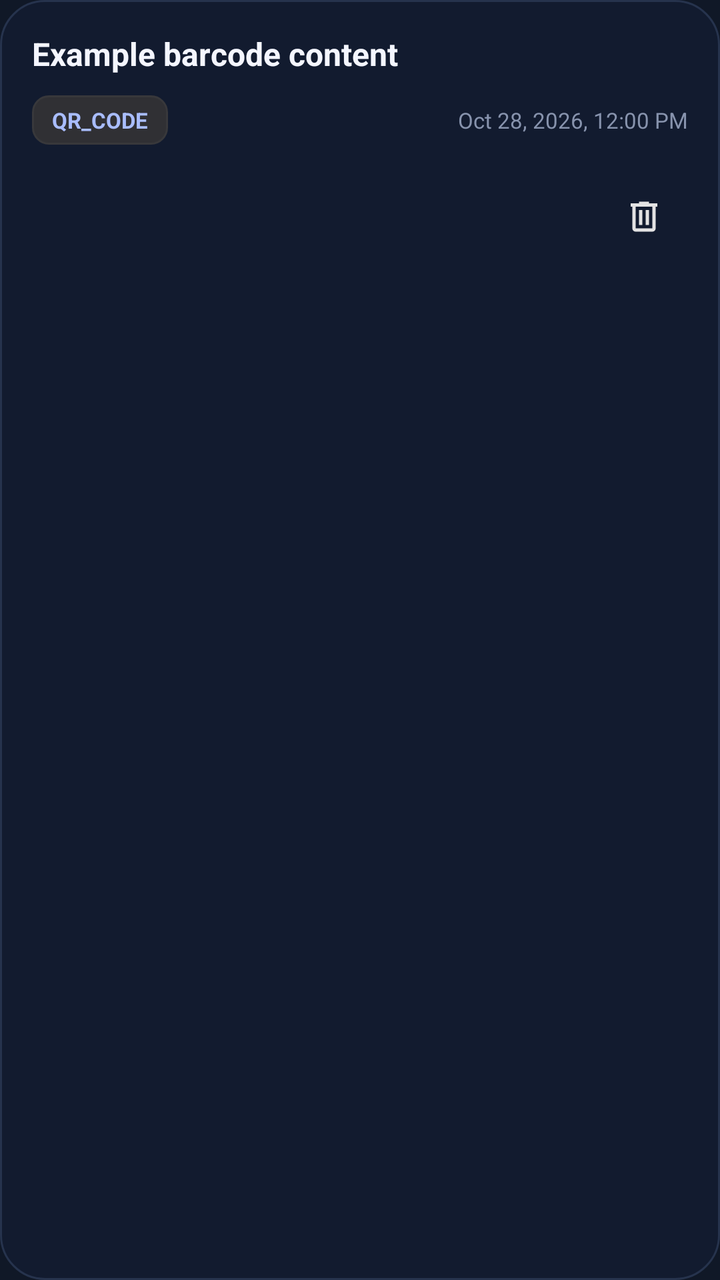
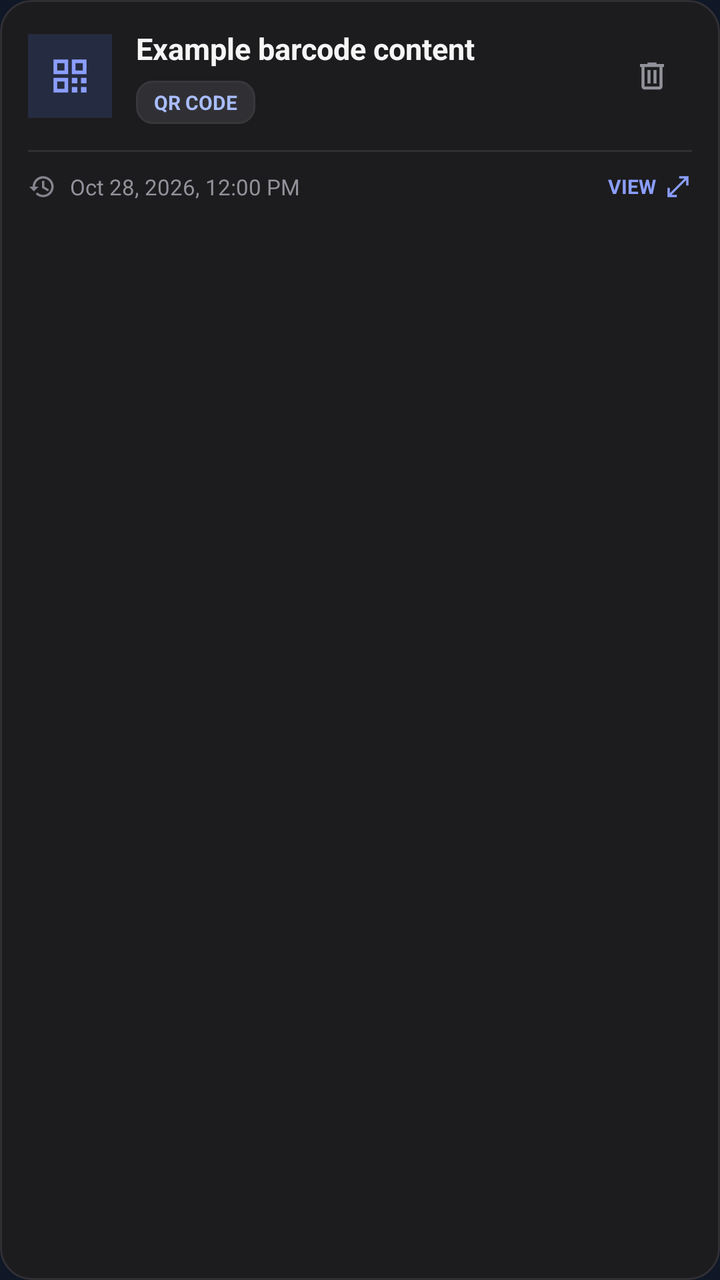

Compare the two renders of this Android layout. The source of the first and the diff that turns it into the second are given below.
<!-- AndroidManifest.xml: application theme Theme.BarLineX -->
<!-- res/layout/item_saved_barcode.xml -->
<?xml version="1.0" encoding="utf-8"?>
<LinearLayout xmlns:android="http://schemas.android.com/apk/res/android"
    android:layout_width="match_parent"
    android:layout_height="wrap_content"
    android:orientation="vertical"
    android:background="@drawable/bg_panel"
    android:padding="16dp"
    android:layout_marginBottom="12dp">

    
    <TextView
        android:id="@+id/textBarcodeContent"
        android:layout_width="match_parent"
        android:layout_height="wrap_content"
        android:text="Example barcode content"
        android:textColor="#F4F6FF"
        android:textSize="16sp"
        android:textStyle="bold"
        android:maxLines="2"
        android:ellipsize="end" />

    
    <LinearLayout
        android:layout_width="match_parent"
        android:layout_height="wrap_content"
        android:orientation="horizontal"
        android:gravity="center_vertical"
        android:layout_marginTop="10dp">

        <TextView
            android:id="@+id/textBarcodeFormat"
            android:layout_width="wrap_content"
            android:layout_height="wrap_content"
            android:background="@drawable/bg_format_badge"
            android:paddingStart="10dp"
            android:paddingEnd="10dp"
            android:paddingTop="5dp"
            android:paddingBottom="5dp"
            android:text="QR_CODE"
            android:textColor="#A9BDFF"
            android:textSize="11sp"
            android:textStyle="bold" />

        <TextView
            android:id="@+id/textBarcodeDate"
            android:layout_width="0dp"
            android:layout_height="wrap_content"
            android:layout_weight="1"
            android:gravity="end"
            android:layout_marginStart="8dp"
            android:text="Oct 28, 2026, 12:00 PM"
            android:textColor="#8793AD"
            android:textSize="11sp" />

    </LinearLayout>

    
    <LinearLayout
        android:layout_width="match_parent"
        android:layout_height="wrap_content"
        android:orientation="horizontal"
        android:gravity="end"
        android:layout_marginTop="14dp">

        <ImageButton
            android:id="@+id/buttonDeleteBarcode"
            android:layout_width="44dp"
            android:layout_height="44dp"
            android:layout_gravity="center_vertical"
            android:background="?attr/selectableItemBackgroundBorderless"
            android:contentDescription="Delete saved barcode"
            android:padding="12dp"
            android:scaleType="fitCenter"
            android:src="@drawable/ic_delete" />


    </LinearLayout>

</LinearLayout>
<!-- resources referenced by this layout -->
<resources>
  <!-- drawable bg_format_badge (drawable) -->
  <?xml version="1.0" encoding="utf-8"?>
  <shape xmlns:android="http://schemas.android.com/apk/res/android"
      android:shape="rectangle">
  
      <solid android:color="@color/background_variant" />
  
      <corners android:radius="8dp" />
  
      <stroke
          android:width="1dp"
          android:color="@color/border_default" />
  
  </shape>
  <!-- drawable bg_panel (drawable) -->
  <?xml version="1.0" encoding="utf-8"?>
  <shape xmlns:android="http://schemas.android.com/apk/res/android"
      android:shape="rectangle">
      <solid android:color="#121B2F" />
      <corners android:radius="22dp" />
      <stroke android:width="1dp" android:color="#26334D" />
  </shape>
  <!-- drawable ic_delete (drawable) -->
  <vector xmlns:android="http://schemas.android.com/apk/res/android"
      android:width="24dp"
      android:height="24dp"
      android:viewportWidth="960"
      android:viewportHeight="960">
    <path
        android:pathData="M280,840q-33,0 -56.5,-23.5T200,760v-520h-40v-80h200v-40h240v40h200v80h-40v520q0,33 -23.5,56.5T680,840L280,840ZM680,240L280,240v520h400v-520ZM360,680h80v-360h-80v360ZM520,680h80v-360h-80v360ZM280,240v520,-520Z"
        android:fillColor="#e3e3e3"/>
  </vector>
  <style name="Theme.BarLineX" parent="Theme.Material3.Dark.NoActionBar">
          <item name="colorPrimary">@color/brand_primary</item>
          <item name="colorOnPrimary">#121212</item>
  
          <item name="colorSecondary">@color/brand_secondary</item>
          <item name="colorOnSecondary">#121212</item>
  
          <item name="colorSurface">@color/background_surface</item>
          <item name="colorOnSurface">@color/text_primary</item>
  
          <item name="colorSurfaceVariant">@color/background_variant</item>
          <item name="colorOnSurfaceVariant">@color/text_secondary</item>
  
          <item name="colorOutline">@color/border_default</item>
          <item name="colorOutlineVariant">@color/border_subtle</item>
  
          <item name="colorError">#F87171</item>
  
          <item name="android:statusBarColor">@color/background_main</item>
          <item name="android:navigationBarColor">@color/background_main</item>
          <item name="android:windowLightStatusBar">false</item>
          <item name="android:windowBackground">@color/background_main</item>
          <item name="android:colorAccent">@color/brand_primary</item>
      </style>
  <color name="background_variant">#303034</color>
  <color name="border_default">#38383B</color>
  <color name="brand_primary">#8B9EFF</color>
  <color name="brand_secondary">#A5B2FF</color>
  <color name="background_surface">#1C1C1E</color>
  <color name="text_primary">#E5E5E5</color>
  <color name="text_secondary">#A1A1AA</color>
  <color name="border_subtle">#2C2C30</color>
  <color name="background_main">#121212</color>
</resources>

<!-- the commit's change to res/layout/item_saved_barcode.xml (unified diff, before → after) -->
@@ -1,79 +1,145 @@
 <?xml version="1.0" encoding="utf-8"?>
-<LinearLayout xmlns:android="http://schemas.android.com/apk/res/android"
+<com.google.android.material.card.MaterialCardView
+    xmlns:android="http://schemas.android.com/apk/res/android"
+    xmlns:app="http://schemas.android.com/apk/res-auto"
     android:layout_width="match_parent"
     android:layout_height="wrap_content"
-    android:orientation="vertical"
-    android:background="@drawable/bg_panel"
-    android:padding="16dp"
-    android:layout_marginBottom="12dp">
+    android:layout_marginBottom="10dp"
+    android:clickable="true"
+    android:focusable="true"
+    app:cardBackgroundColor="#1C1C1E"
+    app:cardCornerRadius="16dp"
+    app:cardElevation="0dp"
+    app:strokeColor="#303034"
+    app:strokeWidth="1dp">
 
-    
-    <TextView
-        android:id="@+id/textBarcodeContent"
-        android:layout_width="match_parent"
-        android:layout_height="wrap_content"
-        android:text="Example barcode content"
-        android:textColor="#F4F6FF"
-        android:textSize="16sp"
-        android:textStyle="bold"
-        android:maxLines="2"
-        android:ellipsize="end" />
-
-    
     <LinearLayout
         android:layout_width="match_parent"
         android:layout_height="wrap_content"
-        android:orientation="horizontal"
-        android:gravity="center_vertical"
-        android:layout_marginTop="10dp">
+        android:orientation="vertical"
+        android:padding="14dp">
 
-        <TextView
-            android:id="@+id/textBarcodeFormat"
-            android:layout_width="wrap_content"
+        
+        <LinearLayout
+            android:layout_width="match_parent"
             android:layout_height="wrap_content"
-            android:background="@drawable/bg_format_badge"
-            android:paddingStart="10dp"
-            android:paddingEnd="10dp"
-            android:paddingTop="5dp"
-            android:paddingBottom="5dp"
-            android:text="QR_CODE"
-            android:textColor="#A9BDFF"
-            android:textSize="11sp"
-            android:textStyle="bold" />
+            android:gravity="center_vertical"
+            android:orientation="horizontal">
 
-        <TextView
-            android:id="@+id/textBarcodeDate"
-            android:layout_width="0dp"
+            <FrameLayout
+                android:layout_width="42dp"
+                android:layout_height="42dp"
+                android:background="#252B40">
+
+                <ImageView
+                    android:layout_width="22dp"
+                    android:layout_height="22dp"
+                    android:layout_gravity="center"
+                    android:importantForAccessibility="no"
+                    android:src="@drawable/ic_qr_code"
+                    app:tint="#8B9EFF" />
+
+            </FrameLayout>
+
+            <LinearLayout
+                android:layout_width="0dp"
+                android:layout_height="wrap_content"
+                android:layout_marginStart="12dp"
+                android:layout_weight="1"
+                android:orientation="vertical">
+
+                <TextView
+                    android:id="@+id/textBarcodeContent"
+                    android:layout_width="match_parent"
+                    android:layout_height="wrap_content"
+                    android:ellipsize="end"
+                    android:maxLines="2"
+                    android:text="Example barcode content"
+                    android:textColor="#F5F5F5"
+                    android:textSize="15sp"
+                    android:textStyle="bold" />
+
+                <TextView
+                    android:id="@+id/textBarcodeFormat"
+                    android:layout_width="wrap_content"
+                    android:layout_height="wrap_content"
+                    android:layout_marginTop="6dp"
+                    android:background="@drawable/bg_format_badge"
+                    android:paddingHorizontal="9dp"
+                    android:paddingVertical="4dp"
+                    android:text="QR CODE"
+                    android:textColor="#A9BDFF"
+                    android:textSize="10sp"
+                    android:textStyle="bold" />
+
+            </LinearLayout>
+
+            <ImageButton
+                android:id="@+id/buttonDeleteBarcode"
+                android:layout_width="40dp"
+                android:layout_height="40dp"
+                android:background="?attr/selectableItemBackgroundBorderless"
+                android:contentDescription="Delete saved barcode"
+                android:padding="11dp"
+                android:scaleType="fitCenter"
+                android:src="@drawable/ic_delete"
+                app:tint="#92929B" />
+
+        </LinearLayout>
+
+        
+        <View
+            android:layout_width="match_parent"
+            android:layout_height="1dp"
+            android:layout_marginTop="13dp"
+            android:background="#303034" />
+
+        <LinearLayout
+            android:layout_width="match_parent"
             android:layout_height="wrap_content"
-            android:layout_weight="1"
-            android:gravity="end"
-            android:layout_marginStart="8dp"
-            android:text="Oct 28, 2026, 12:00 PM"
-            android:textColor="#8793AD"
-            android:textSize="11sp" />
+            android:layout_marginTop="10dp"
+            android:gravity="center_vertical"
+            android:orientation="horizontal">
+
+            <ImageView
+                android:layout_width="14dp"
+                android:layout_height="14dp"
+                android:importantForAccessibility="no"
+                android:src="@drawable/ic_history"
+                app:tint="#85858F" />
+
+            <TextView
+                android:id="@+id/textBarcodeDate"
+                android:layout_width="wrap_content"
+                android:layout_height="wrap_content"
+                android:layout_marginStart="7dp"
+                android:text="Oct 28, 2026, 12:00 PM"
+                android:textColor="#92929B"
+                android:textSize="11sp" />
+
+            <View
+                android:layout_width="0dp"
+                android:layout_height="1dp"
+                android:layout_weight="1" />
+
+            <TextView
+                android:layout_width="wrap_content"
+                android:layout_height="wrap_content"
+                android:text="VIEW"
+                android:textColor="#8B9EFF"
+                android:textSize="10sp"
+                android:textStyle="bold" />
+
+            <ImageView
+                android:layout_width="14dp"
+                android:layout_height="14dp"
+                android:layout_marginStart="4dp"
+                android:importantForAccessibility="no"
+                android:src="@drawable/ic_enlarge"
+                app:tint="#8B9EFF" />
+
+        </LinearLayout>
 
     </LinearLayout>
 
-    
-    <LinearLayout
-        android:layout_width="match_parent"
-        android:layout_height="wrap_content"
-        android:orientation="horizontal"
-        android:gravity="end"
-        android:layout_marginTop="14dp">
-
-        <ImageButton
-            android:id="@+id/buttonDeleteBarcode"
-            android:layout_width="44dp"
-            android:layout_height="44dp"
-            android:layout_gravity="center_vertical"
-            android:background="?attr/selectableItemBackgroundBorderless"
-            android:contentDescription="Delete saved barcode"
-            android:padding="12dp"
-            android:scaleType="fitCenter"
-            android:src="@drawable/ic_delete" />
-
-
-    </LinearLayout>
-
-</LinearLayout>
+</com.google.android.material.card.MaterialCardView>
<!-- resource entries referenced after the edit -->
@@ -14,14 +14,6 @@
           android:color="@color/border_default" />
   
   </shape>
-  <!-- drawable bg_panel (drawable) -->
-  <?xml version="1.0" encoding="utf-8"?>
-  <shape xmlns:android="http://schemas.android.com/apk/res/android"
-      android:shape="rectangle">
-      <solid android:color="#121B2F" />
-      <corners android:radius="22dp" />
-      <stroke android:width="1dp" android:color="#26334D" />
-  </shape>
   <!-- drawable ic_delete (drawable) -->
   <vector xmlns:android="http://schemas.android.com/apk/res/android"
       android:width="24dp"
@@ -31,6 +23,36 @@
     <path
         android:pathData="M280,840q-33,0 -56.5,-23.5T200,760v-520h-40v-80h200v-40h240v40h200v80h-40v520q0,33 -23.5,56.5T680,840L280,840ZM680,240L280,240v520h400v-520ZM360,680h80v-360h-80v360ZM520,680h80v-360h-80v360ZM280,240v520,-520Z"
         android:fillColor="#e3e3e3"/>
+  </vector>
+  <!-- drawable ic_enlarge (drawable) -->
+  <vector xmlns:android="http://schemas.android.com/apk/res/android"
+      android:width="24dp"
+      android:height="24dp"
+      android:viewportWidth="960"
+      android:viewportHeight="960">
+    <path
+        android:pathData="M120,840v-320h80v184l504,-504L520,200v-80h320v320h-80v-184L256,760h184v80L120,840Z"
+        android:fillColor="#e3e3e3"/>
+  </vector>
+  <!-- drawable ic_history (drawable) -->
+  <vector xmlns:android="http://schemas.android.com/apk/res/android"
+      android:width="24dp"
+      android:height="24dp"
+      android:viewportWidth="24"
+      android:viewportHeight="24">
+      <path
+          android:fillColor="#FFFFFFFF"
+          android:pathData="M13,3a9,9 0,0 0,-9 9L1,12l4,4 4,-4L6,12a7,7 0,1 1,2.05 4.95l-1.42,1.42A9,9 0,1 0,13 3zM12,7v6l5,3 1,-1.65 -4,-2.35V7z" />
+  </vector>
+  <!-- drawable ic_qr_code (drawable) -->
+  <vector xmlns:android="http://schemas.android.com/apk/res/android"
+      android:width="24dp"
+      android:height="24dp"
+      android:viewportWidth="24"
+      android:viewportHeight="24">
+      <path
+          android:fillColor="#FFFFFFFF"
+          android:pathData="M3,3h8v8H3zM5,5v4h4V5zM13,3h8v8h-8zM15,5v4h4V5zM3,13h8v8H3zM5,15v4h4v-4zM13,13h3v3h-3zM18,13h3v3h-3zM13,18h3v3h-3zM18,18h3v3h-3z" />
   </vector>
   <style name="Theme.BarLineX" parent="Theme.Material3.Dark.NoActionBar">
           <item name="colorPrimary">@color/brand_primary</item>
